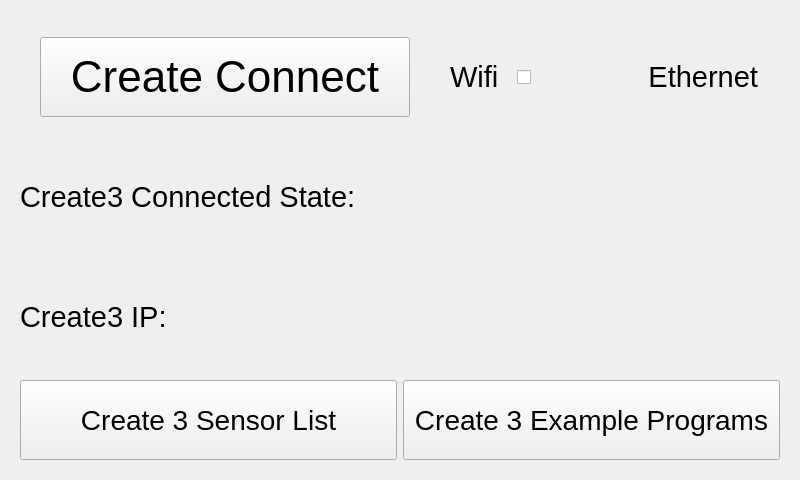
Before: the Qt Designer form ui/Create3Widget.ui in kipr/botui, drawn with Qt 5.
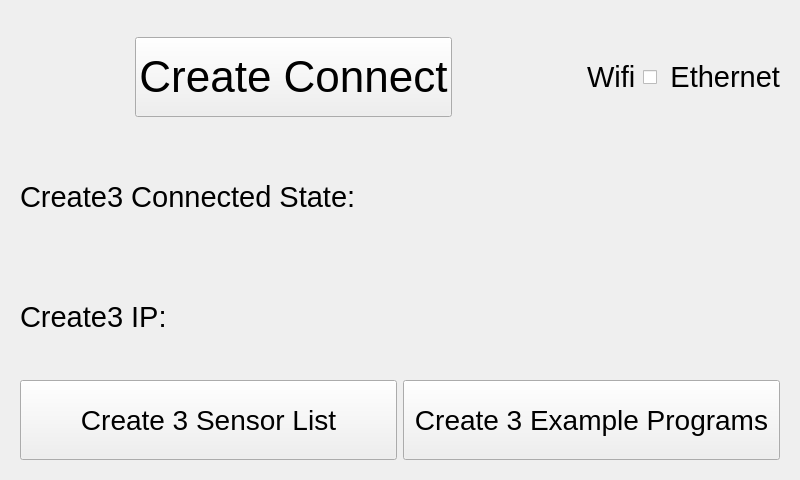
After: the same form once the commit is applied. Icons and pictures are not drawn. Custom widgets are drawn as their Qt base class.

The edit to the form file:
```diff
--- a/ui/Create3Widget.ui
+++ b/ui/Create3Widget.ui
@@ -30,7 +30,7 @@
         <property name="leftMargin">
          <number>0</number>
         </property>
-        <item>
+        <item alignment="Qt::AlignHCenter">
          <widget class="QPushButton" name="CreateConnectButton">
           <property name="sizePolicy">
            <sizepolicy hsizetype="Minimum" vsizetype="Fixed">
```
